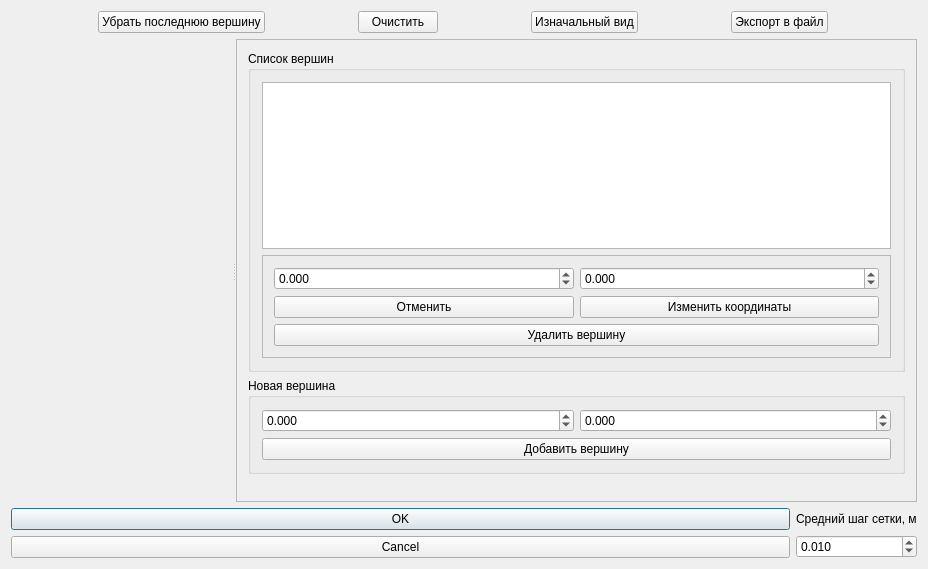
Qt form src/VWindowPolygon.ui (travenos/vari) before a commit.
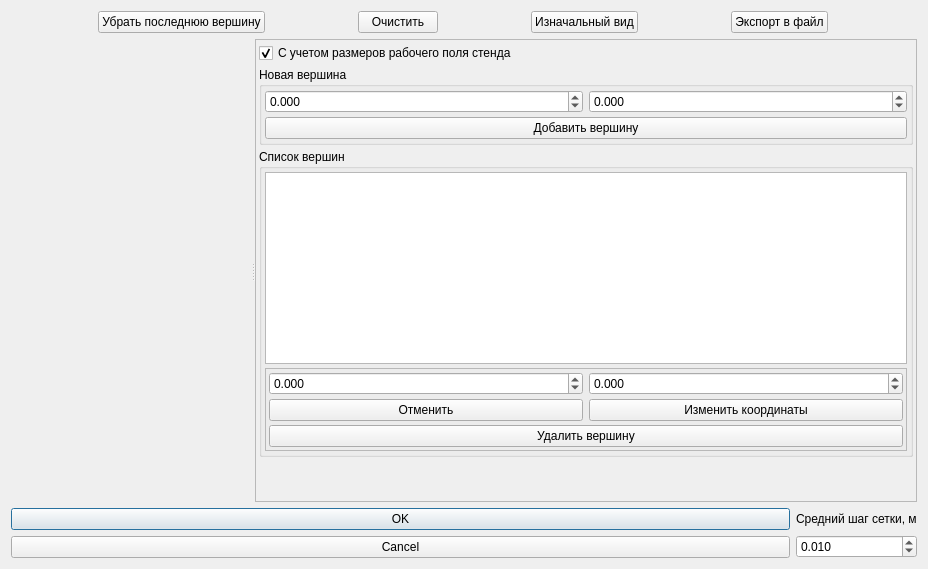
The same form after that commit. Custom widgets are drawn as their Qt base class.

Commit message: Improve table configuration, improve layer creation field, show table in layer creation field

The edit to the form file:
```diff
--- a/src/VWindowPolygon.ui
+++ b/src/VWindowPolygon.ui
@@ -107,12 +107,119 @@
         <enum>QFrame::Raised</enum>
        </property>
        <layout class="QVBoxLayout" name="verticalLayout_3">
+        <property name="spacing">
+         <number>4</number>
+        </property>
+        <property name="leftMargin">
+         <number>3</number>
+        </property>
+        <property name="topMargin">
+         <number>3</number>
+        </property>
+        <property name="rightMargin">
+         <number>3</number>
+        </property>
+        <property name="bottomMargin">
+         <number>3</number>
+        </property>
+        <item>
+         <widget class="QCheckBox" name="useTableCheckBox">
+          <property name="text">
+           <string>С учетом размеров рабочего поля стенда</string>
+          </property>
+          <property name="checked">
+           <bool>true</bool>
+          </property>
+         </widget>
+        </item>
+        <item>
+         <widget class="QGroupBox" name="newVertexBox">
+          <property name="title">
+           <string>Новая вершина</string>
+          </property>
+          <layout class="QVBoxLayout" name="verticalLayout_4">
+           <property name="spacing">
+            <number>4</number>
+           </property>
+           <property name="leftMargin">
+            <number>3</number>
+           </property>
+           <property name="topMargin">
+            <number>3</number>
+           </property>
+           <property name="rightMargin">
+            <number>3</number>
+           </property>
+           <property name="bottomMargin">
+            <number>3</number>
+           </property>
+           <item>
+            <layout class="QHBoxLayout" name="horizontalLayout_2">
+             <item>
+              <widget class="QDoubleSpinBox" name="addXSpinBox">
+               <property name="decimals">
+                <number>3</number>
+               </property>
+               <property name="minimum">
+                <double>-20.000000000000000</double>
+               </property>
+               <property name="maximum">
+                <double>20.000000000000000</double>
+               </property>
+               <property name="singleStep">
+                <double>0.010000000000000</double>
+               </property>
+              </widget>
+             </item>
+             <item>
+              <widget class="QDoubleSpinBox" name="addYSpinBox">
+               <property name="decimals">
+                <number>3</number>
+               </property>
+               <property name="minimum">
+                <double>-20.000000000000000</double>
+               </property>
+               <property name="maximum">
+                <double>20.000000000000000</double>
+               </property>
+               <property name="singleStep">
+                <double>0.010000000000000</double>
+               </property>
+              </widget>
+             </item>
+            </layout>
+           </item>
+           <item>
+            <widget class="QPushButton" name="addVertexButton">
+             <property name="text">
+              <string>Добавить вершину</string>
+             </property>
+            </widget>
+           </item>
+          </layout>
+         </widget>
+        </item>
         <item>
          <widget class="QGroupBox" name="verticesEditBox">
           <property name="title">
            <string>Список вершин</string>
           </property>
           <layout class="QVBoxLayout" name="verticalLayout_2">
+           <property name="spacing">
+            <number>4</number>
+           </property>
+           <property name="leftMargin">
+            <number>3</number>
+           </property>
+           <property name="topMargin">
+            <number>3</number>
+           </property>
+           <property name="rightMargin">
+            <number>3</number>
+           </property>
+           <property name="bottomMargin">
+            <number>3</number>
+           </property>
            <item>
             <widget class="QListWidget" name="verticesListWidget"/>
            </item>
@@ -125,6 +232,21 @@
               <enum>QFrame::Raised</enum>
              </property>
              <layout class="QVBoxLayout" name="verticalLayout_6">
+              <property name="spacing">
+               <number>4</number>
+              </property>
+              <property name="leftMargin">
+               <number>3</number>
+              </property>
+              <property name="topMargin">
+               <number>3</number>
+              </property>
+              <property name="rightMargin">
+               <number>3</number>
+              </property>
+              <property name="bottomMargin">
+               <number>3</number>
+              </property>
               <item>
                <layout class="QHBoxLayout" name="horizontalLayout_4">
                 <item>
@@ -198,58 +320,6 @@
           </layout>
          </widget>
         </item>
-        <item>
-         <widget class="QGroupBox" name="newVertexBox">
-          <property name="title">
-           <string>Новая вершина</string>
-          </property>
-          <layout class="QVBoxLayout" name="verticalLayout_4">
-           <item>
-            <layout class="QHBoxLayout" name="horizontalLayout_2">
-             <item>
-              <widget class="QDoubleSpinBox" name="addXSpinBox">
-               <property name="decimals">
-                <number>3</number>
-               </property>
-               <property name="minimum">
-                <double>-20.000000000000000</double>
-               </property>
-               <property name="maximum">
-                <double>20.000000000000000</double>
-               </property>
-               <property name="singleStep">
-                <double>0.010000000000000</double>
-               </property>
-              </widget>
-             </item>
-             <item>
-              <widget class="QDoubleSpinBox" name="addYSpinBox">
-               <property name="decimals">
-                <number>3</number>
-               </property>
-               <property name="minimum">
-                <double>-20.000000000000000</double>
-               </property>
-               <property name="maximum">
-                <double>20.000000000000000</double>
-               </property>
-               <property name="singleStep">
-                <double>0.010000000000000</double>
-               </property>
-              </widget>
-             </item>
-            </layout>
-           </item>
-           <item>
-            <widget class="QPushButton" name="addVertexButton">
-             <property name="text">
-              <string>Добавить вершину</string>
-             </property>
-            </widget>
-           </item>
-          </layout>
-         </widget>
-        </item>
         <item>
          <spacer name="verticalSpacer">
           <property name="orientation">
```
The commit also changes 9 other files.
